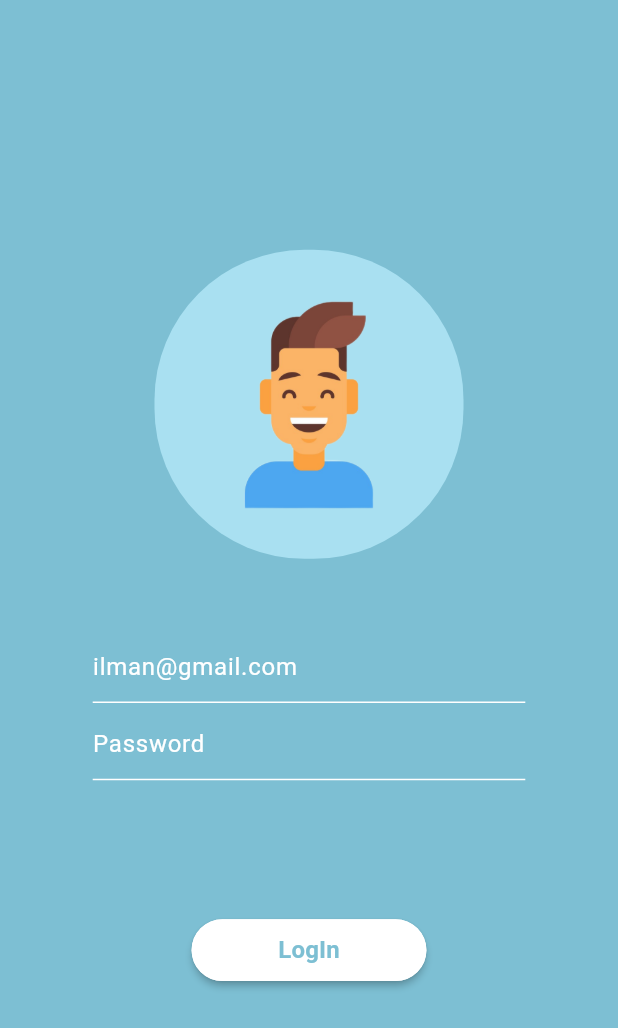
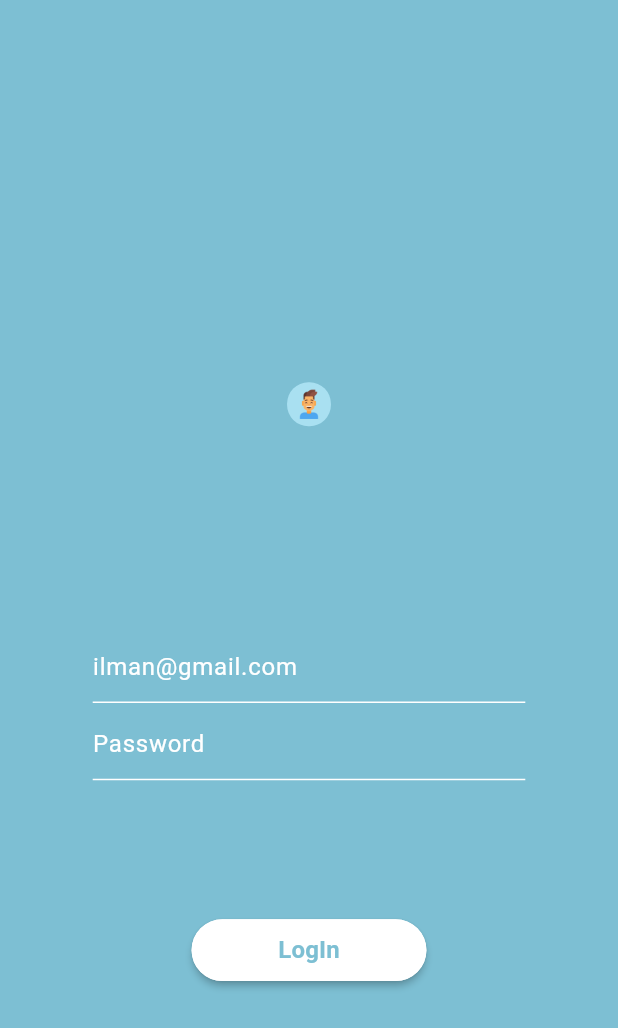
Before and after one commit to IlmanNashran/Login-UI, a Flutter app: the first screen one second after launch, on a phone screen of 412 x 824 dp. Shown: the top 1028 px of the screen. Run offline on Flutter 3.47's test engine with Material 2 defaults, Android fonts, the phone set to English and light mode, and no system bars.

Commit message:
create transition by create login page animation

```diff
--- a/lib/pages/login_page.dart
+++ b/lib/pages/login_page.dart
@@ -1,4 +1,5 @@
 import 'package:flutter/material.dart';
+import '../utils/animations/login_page_animation.dart';
 
 class LoginPage extends StatefulWidget {
   @override
@@ -9,8 +10,31 @@ class LoginPage extends StatefulWidget {
 
 //--------------------------------------------
 
-class _LoginPageState extends State<LoginPage> {
+class _LoginPageState extends State<LoginPage>
+    with SingleTickerProviderStateMixin {
   double? _deviceHeight, _deviceWidth;
+
+  AnimationController? _controller;
+
+  EnterAnimation? _animation;
+
+  @override
+  void initState() {
+    super.initState();
+    _controller = AnimationController(
+      vsync: this,
+      duration: Duration(seconds: 2),
+      reverseDuration: Duration(milliseconds: 400),
+    );
+    _animation = EnterAnimation(_controller!);
+    _controller?.forward();
+  }
+
+  @override
+  void dispose() {
+    super.dispose();
+    _controller?.dispose();
+  }
 
   @override
   Widget build(BuildContext context) {
@@ -48,7 +72,14 @@ class _LoginPageState extends State<LoginPage> {
 //default_profile image
   Widget _avatarWidget() {
     double? _circleD = _deviceHeight! * 0.25;
-    return Center(
+    return AnimatedBuilder(
+        animation: _animation!.controller,
+        builder: (BuildContext _context, Widget? _widget) {
+          print(_animation!.circleSize);
+          return Transform(
+            alignment: Alignment.center,
+            transform: Matrix4.diagonal3Values(_animation!.circleSize!.value,
+                _animation!.circleSize!.value, 1),
             child: Container(
               height: _circleD,
               width: _circleD,
@@ -61,6 +92,7 @@ class _LoginPageState extends State<LoginPage> {
               ),
             ),
           );
+        });
   }
 
   //email field
--- /dev/null
+++ b/lib/utils/animations/login_page_animation.dart
@@ -0,0 +1,15 @@
+import 'package:flutter/material.dart';
+
+class EnterAnimation {
+  EnterAnimation(this.controller) {
+    circleSize = Tween<double>(
+      begin: 0,
+      end: 1,
+    ).animate(
+      CurvedAnimation(parent: controller, curve: Curves.easeInOutBack),
+    );
+  }
+
+  AnimationController controller;
+  Animation<double>? circleSize;
+}
```
Lines whose indentation alone changed are shown as unchanged.
